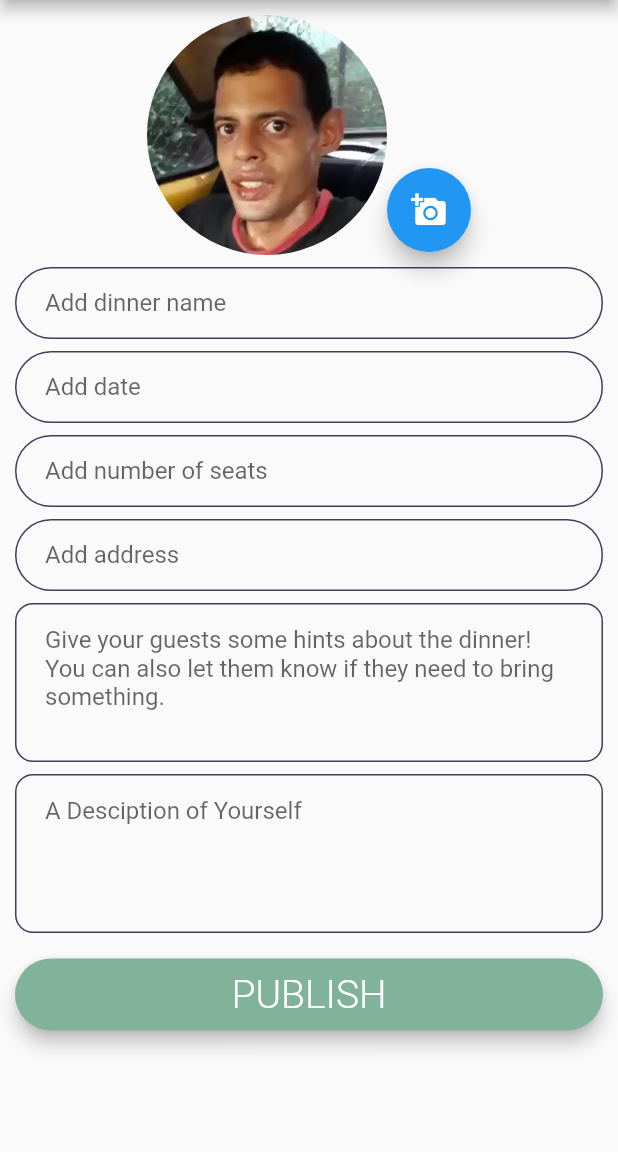
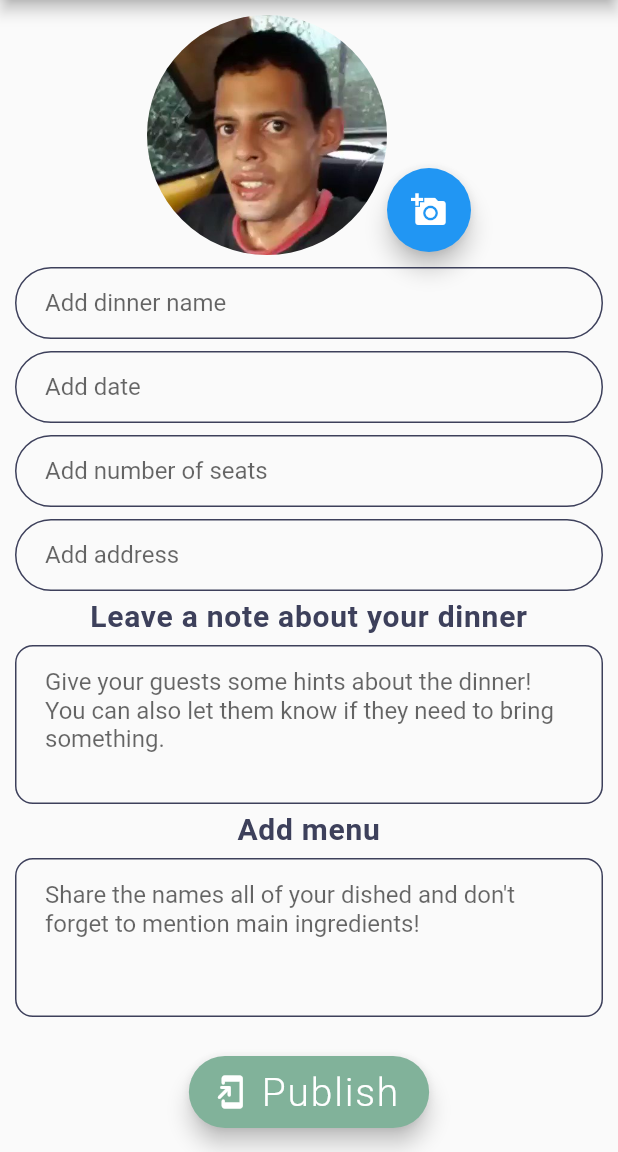
Before and after one commit to leiapollos/meet_and_eat, a Flutter app: the AddMeal screen opened directly, on a phone screen of 412 x 824 dp, the part 84-1236 px from its top. Run offline on Flutter 3.47's test engine with Material 2 defaults, Android fonts, the phone set to English and light mode, and no system bars; our stand-ins replace cloud_firestore, firebase_auth, firebase_core, firebase_storage, image_picker; accounts and stored records are empty.

Commit message:
Schedule meet&eat screen improved.

```diff
--- a/lib/AddMeal.dart
+++ b/lib/AddMeal.dart
@@ -103,6 +103,19 @@ class _AddMeal extends State<AddMeal> {
         title: Text('Schedule Meet&Eat'),
         centerTitle: true,
 
+      ),
+      floatingActionButtonLocation: FloatingActionButtonLocation.centerFloat,
+      floatingActionButton: FloatingActionButton.extended(
+
+        backgroundColor: const Color(0xff81b29a),
+
+        onPressed: () {
+          addMeal();
+        },
+        icon: Icon(Icons.add_to_home_screen_rounded),
+        label: Text("Publish",
+          style: TextStyle(color: Colors.white, fontSize: 26.0, fontWeight:FontWeight.w300),
+        ),
       ),
       body: Center(
         child: Padding(
@@ -213,6 +226,19 @@ class _AddMeal extends State<AddMeal> {
               SizedBox(
                 height: 8.0,
               ),
+              Text("Leave a note about your dinner",
+                textAlign: TextAlign.center,
+                style: TextStyle(
+                  fontWeight: FontWeight.bold,
+                  height: 1,
+                  fontSize: 20.0,
+                  color: Color(0xff3d405b),
+                  letterSpacing: 0.5,
+                ),
+              ),
+              SizedBox(
+                height: 8.0,
+              ),
               TextField(
                 controller: noteController,
                 keyboardType: TextInputType.multiline,
@@ -240,12 +266,25 @@ class _AddMeal extends State<AddMeal> {
               SizedBox(
                 height: 8.0,
               ),
+              Text("Add menu",
+                textAlign: TextAlign.center,
+                style: TextStyle(
+                  fontWeight: FontWeight.bold,
+                  height: 1,
+                  fontSize: 20.0,
+                  color: Color(0xff3d405b),
+                  letterSpacing: 0.5,
+                ),
+              ),
+              SizedBox(
+                height: 8.0,
+              ),
               TextField(
                 controller: menuController,
                 keyboardType: TextInputType.multiline,
                 maxLines: 4,
                 decoration: InputDecoration(
-                  hintText: 'A Desciption of Yourself',
+                  hintText: "Share the names all of your dished and don't forget to mention main ingredients!",
                   contentPadding:
                   EdgeInsets.symmetric(vertical: 15.0, horizontal: 20.0),
                   border: OutlineInputBorder(
@@ -265,9 +304,9 @@ class _AddMeal extends State<AddMeal> {
 
               ),
               SizedBox(
-                height: 15.0,
+                height: 65.0,
               ),
-              Padding(
+              /*Padding(
                 padding: EdgeInsets.symmetric(vertical: 2.0),
                 child: Material(
                   color: Color(0xff81b29a),
@@ -285,7 +324,7 @@ class _AddMeal extends State<AddMeal> {
                     ),
                   ),
                 ),
-              ),
+              ),*/
             ],
           ),
         ),
```
